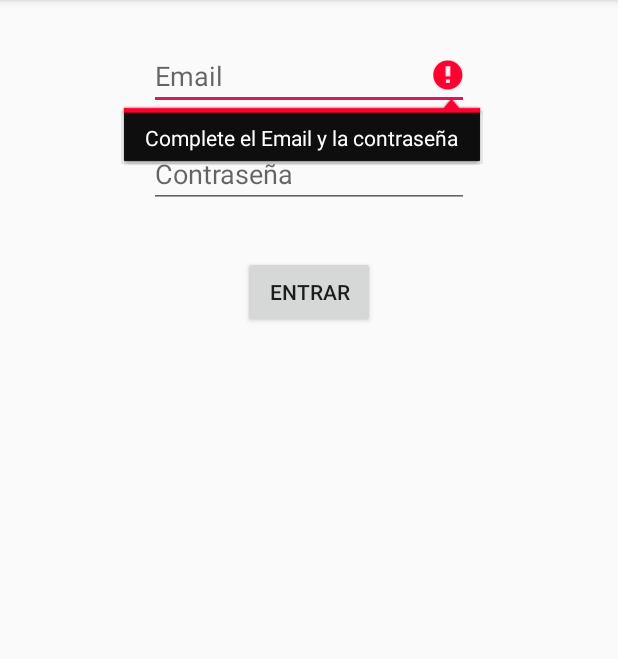
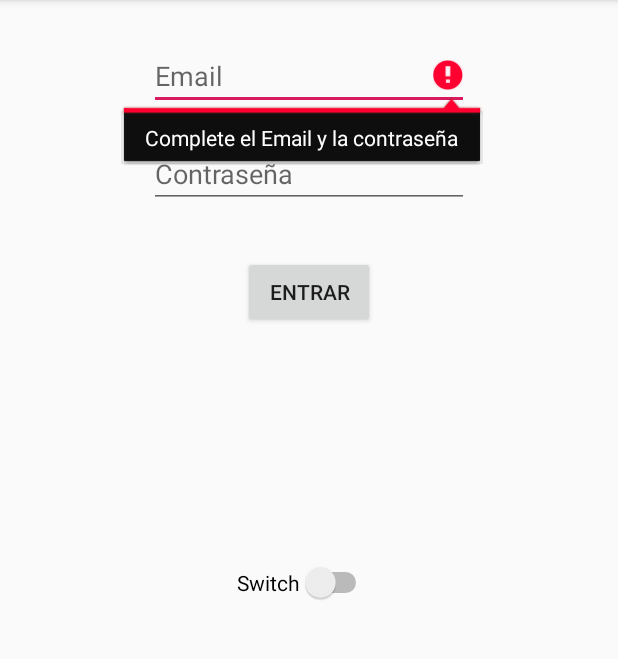
Before and after one commit to leoph/MyApplication2, an Android app: the screen it shows after launch (MainActivity), after a tap on "ENTRAR", on a phone screen of 412 x 824 dp, the part 84-743 px from its top. Run offline under Robolectric (Android 15) with nearby library versions, the phone set to English and light mode, and no system bars.

Commit message:
diego pruega

```diff
--- a/app/src/main/res/layout/activity_main.xml
+++ b/app/src/main/res/layout/activity_main.xml
@@ -39,4 +39,18 @@
         app:layout_constraintEnd_toEndOf="parent"
         app:layout_constraintStart_toStartOf="parent"
         app:layout_constraintTop_toBottomOf="@+id/editTextPassword" />
+
+    <Switch
+        android:id="@+id/switch1"
+        android:layout_width="wrap_content"
+        android:layout_height="wrap_content"
+        android:layout_marginStart="161dp"
+        android:layout_marginTop="74dp"
+        android:layout_marginEnd="168dp"
+        android:layout_marginBottom="284dp"
+        android:text="Switch"
+        app:layout_constraintBottom_toBottomOf="parent"
+        app:layout_constraintEnd_toEndOf="parent"
+        app:layout_constraintStart_toStartOf="parent"
+        app:layout_constraintTop_toBottomOf="@+id/buttonLogin" />
 </androidx.constraintlayout.widget.ConstraintLayout>
```
